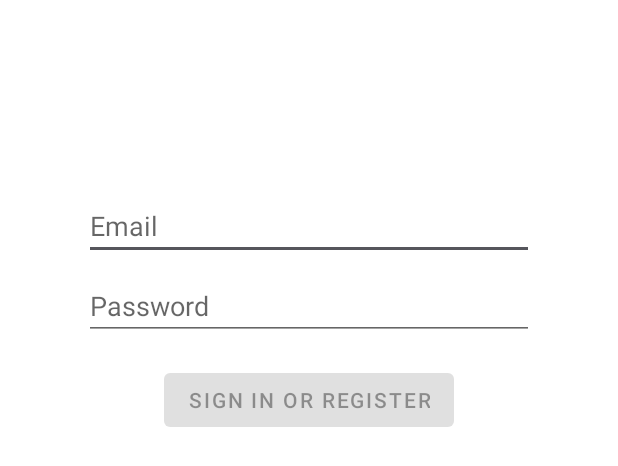
After one commit to FernandoDiCostanzo/QuizzerApp, an Android app: the layout activity_login.xml on its own in the app's theme, with its tools: preview values and no code run, on a phone screen of 412 x 824 dp. The commit adds this screen. Shown: the top 466 px of the screen. Run offline under Robolectric (Android 15) with nearby library versions, the phone set to English and light mode, and no system bars.

Commit message:
LoginActivity

```diff
--- a/app/build.gradle
+++ b/app/build.gradle
@@ -34,6 +34,9 @@ dependencies {
     implementation 'androidx.appcompat:appcompat:1.2.0'
     implementation 'com.google.android.material:material:1.2.1'
     implementation 'androidx.constraintlayout:constraintlayout:2.0.4'
+    implementation 'androidx.annotation:annotation:1.1.0'
+    implementation 'androidx.lifecycle:lifecycle-livedata-ktx:2.2.0'
+    implementation 'androidx.lifecycle:lifecycle-viewmodel-ktx:2.2.0'
     testImplementation 'junit:junit:4.+'
     androidTestImplementation 'androidx.test.ext:junit:1.1.2'
     androidTestImplementation 'androidx.test.espresso:espresso-core:3.3.0'
@@ -43,4 +46,5 @@ dependencies {
     implementation platform('com.google.firebase:firebase-bom:26.1.1')
     implementation 'com.google.firebase:firebase-analytics'
     implementation 'com.google.firebase:firebase-database'
+    implementation 'com.google.firebase:firebase-auth'
 }
--- a/app/src/main/AndroidManifest.xml
+++ b/app/src/main/AndroidManifest.xml
@@ -9,7 +9,11 @@
         android:roundIcon="@mipmap/ic_launcher_round"
         android:supportsRtl="true"
         android:theme="@style/Theme.QuizzerApp">
-        <activity android:name=".QuestionActivity"></activity>
+        <activity android:name=".LoginActivity"></activity>
+        <activity
+            android:name=".ui.login.LoginActivity"
+            android:label="@string/title_activity_login" />
+        <activity android:name=".QuestionActivity" />
         <activity android:name=".SetsActivity" />
         <activity android:name=".CategoryActivities" />
         <activity android:name=".MainActivity">
--- /dev/null
+++ b/app/src/main/java/com/example/quizzerapp/LoginActivity.java
@@ -0,0 +1,15 @@
+package com.example.quizzerapp;
+
+import androidx.appcompat.app.AppCompatActivity;
+
+import android.os.Bundle;
+
+public class LoginActivity extends AppCompatActivity {
+
+
+    @Override
+    protected void onCreate(Bundle savedInstanceState) {
+        super.onCreate(savedInstanceState);
+        setContentView(R.layout.activity_login);
+    }
+}
--- /dev/null
+++ b/app/src/main/res/layout-v21/activity_login.xml
@@ -0,0 +1,97 @@
+<?xml version="1.0" encoding="utf-8"?>
+<androidx.constraintlayout.widget.ConstraintLayout xmlns:android="http://schemas.android.com/apk/res/android"
+    xmlns:app="http://schemas.android.com/apk/res-auto"
+    xmlns:tools="http://schemas.android.com/tools"
+    android:id="@+id/container"
+    android:layout_width="match_parent"
+    android:layout_height="match_parent"
+    android:paddingLeft="@dimen/activity_horizontal_margin"
+    android:paddingTop="@dimen/activity_vertical_margin"
+    android:paddingRight="@dimen/activity_horizontal_margin"
+    android:paddingBottom="@dimen/activity_vertical_margin"
+    tools:context=".LoginActivity">
+
+    <LinearLayout
+        android:layout_width="match_parent"
+        android:layout_height="match_parent"
+        android:layout_marginStart="16dp"
+        android:layout_marginLeft="16dp"
+        android:layout_marginTop="16dp"
+        android:layout_marginEnd="16dp"
+        android:layout_marginRight="16dp"
+        android:layout_marginBottom="16dp"
+        android:orientation="vertical"
+        app:layout_constraintBottom_toBottomOf="parent"
+        app:layout_constraintEnd_toEndOf="parent"
+        app:layout_constraintStart_toStartOf="parent"
+        app:layout_constraintTop_toTopOf="parent">
+
+        <EditText
+            android:id="@+id/username"
+            android:layout_width="match_parent"
+            android:layout_height="wrap_content"
+            android:layout_marginStart="24dp"
+            android:layout_marginTop="96dp"
+            android:layout_marginEnd="24dp"
+            android:autofillHints=""
+            android:hint="@string/prompt_email"
+            android:inputType="textEmailAddress"
+            android:selectAllOnFocus="true" />
+
+        <EditText
+            android:id="@+id/password"
+            android:layout_width="match_parent"
+            android:layout_height="wrap_content"
+            android:layout_marginStart="24dp"
+            android:layout_marginTop="8dp"
+            android:layout_marginEnd="24dp"
+            android:autofillHints=""
+            android:hint="@string/prompt_password"
+            android:imeActionLabel="@string/action_sign_in_short"
+            android:imeOptions="actionDone"
+            android:inputType="textPassword"
+            android:selectAllOnFocus="true" />
+
+        <Button
+            android:id="@+id/login"
+            android:layout_width="wrap_content"
+            android:layout_height="wrap_content"
+            android:layout_gravity="center"
+            android:layout_marginStart="48dp"
+            android:layout_marginTop="16dp"
+            android:layout_marginEnd="48dp"
+            android:layout_marginBottom="64dp"
+            android:enabled="true"
+            android:text="@string/action_sign_in" />
+
+        <Button
+            android:id="@+id/googlesignin"
+            android:layout_width="wrap_content"
+            android:layout_height="wrap_content"
+            android:background="@drawable/rounded_corners"
+            android:drawableLeft="@drawable/common_google_signin_btn_icon_dark"
+            android:drawablePadding="16dp"
+            android:text="Sign-in with Google"
+            android:textAlignment="center"
+            android:textColor="@color/black"
+            android:textStyle="normal"
+            android:layout_gravity="center"
+            app:backgroundTint="@color/lightGray" />
+
+        <ProgressBar
+            android:id="@+id/loading"
+            android:layout_width="wrap_content"
+            android:layout_height="wrap_content"
+            android:layout_gravity="center"
+            android:layout_marginStart="32dp"
+            android:layout_marginTop="64dp"
+            android:layout_marginEnd="32dp"
+            android:layout_marginBottom="64dp"
+            android:background="@color/white"
+            android:progressTint="@color/colorPrimary"
+            android:visibility="visible"
+            android:progressDrawable="@drawable/button_rounded"/>
+
+    </LinearLayout>
+
+</androidx.constraintlayout.widget.ConstraintLayout>
--- /dev/null
+++ b/app/src/main/res/layout/activity_login.xml
@@ -0,0 +1,83 @@
+<?xml version="1.0" encoding="utf-8"?>
+<androidx.constraintlayout.widget.ConstraintLayout xmlns:android="http://schemas.android.com/apk/res/android"
+    xmlns:app="http://schemas.android.com/apk/res-auto"
+    xmlns:tools="http://schemas.android.com/tools"
+    android:id="@+id/container"
+    android:layout_width="match_parent"
+    android:layout_height="match_parent"
+    android:paddingLeft="@dimen/activity_horizontal_margin"
+    android:paddingTop="@dimen/activity_vertical_margin"
+    android:paddingRight="@dimen/activity_horizontal_margin"
+    android:paddingBottom="@dimen/activity_vertical_margin"
+    tools:context=".ui.login.LoginActivity">
+
+    <LinearLayout
+        android:layout_width="match_parent"
+        android:layout_height="match_parent"
+        android:layout_marginStart="16dp"
+        android:layout_marginLeft="16dp"
+        android:layout_marginTop="16dp"
+        android:layout_marginEnd="16dp"
+        android:layout_marginRight="16dp"
+        android:layout_marginBottom="16dp"
+        android:orientation="vertical"
+        app:layout_constraintBottom_toBottomOf="parent"
+        app:layout_constraintEnd_toEndOf="parent"
+        app:layout_constraintStart_toStartOf="parent"
+        app:layout_constraintTop_toTopOf="parent">
+
+        <EditText
+            android:id="@+id/username"
+            android:layout_width="match_parent"
+            android:layout_height="wrap_content"
+            android:layout_marginStart="24dp"
+            android:layout_marginTop="96dp"
+            android:layout_marginEnd="24dp"
+            android:autofillHints=""
+            android:hint="@string/prompt_email"
+            android:inputType="textEmailAddress"
+            android:selectAllOnFocus="true" />
+
+        <EditText
+            android:id="@+id/password"
+            android:layout_width="match_parent"
+            android:layout_height="wrap_content"
+            android:layout_marginStart="24dp"
+            android:layout_marginTop="8dp"
+            android:layout_marginEnd="24dp"
+            android:autofillHints=""
+            android:hint="@string/prompt_password"
+            android:imeActionLabel="@string/action_sign_in_short"
+            android:imeOptions="actionDone"
+            android:inputType="textPassword"
+            android:selectAllOnFocus="true" />
+
+        <Button
+            android:id="@+id/login"
+            android:layout_width="wrap_content"
+            android:layout_height="wrap_content"
+            android:layout_gravity="center"
+            android:layout_marginStart="48dp"
+            android:layout_marginTop="16dp"
+            android:layout_marginEnd="48dp"
+            android:layout_marginBottom="64dp"
+            android:enabled="false"
+            android:text="@string/action_sign_in" />
+
+        <ProgressBar
+            android:id="@+id/loading"
+            android:layout_width="wrap_content"
+            android:layout_height="wrap_content"
+            android:layout_gravity="center"
+            android:layout_marginStart="32dp"
+            android:layout_marginTop="64dp"
+            android:layout_marginEnd="32dp"
+            android:layout_marginBottom="64dp"
+            android:background="@color/white"
+            android:progressBackgroundTint="@color/colorPrimary"
+            android:progressTint="@color/colorSecondary"
+            android:visibility="invisible" />
+
+    </LinearLayout>
+
+</androidx.constraintlayout.widget.ConstraintLayout>
--- a/app/src/main/res/layout/activity_main.xml
+++ b/app/src/main/res/layout/activity_main.xml
@@ -51,7 +51,7 @@
         app:layout_constraintBottom_toBottomOf="parent"
         app:layout_constraintEnd_toEndOf="parent"
         app:layout_constraintStart_toStartOf="parent"
-        android:backgroundTint="@color/colorSecondary"
+        app:backgroundTint="@color/colorSecondary"
         tools:targetApi="lollipop" />
 
 </androidx.constraintlayout.widget.ConstraintLayout>
--- /dev/null
+++ b/app/src/main/res/values/dimens.xml
@@ -0,0 +1,5 @@
+<resources>
+    <!-- Default screen margins, per the Android Design guidelines. -->
+    <dimen name="activity_horizontal_margin">16dp</dimen>
+    <dimen name="activity_vertical_margin">16dp</dimen>
+</resources>
--- a/app/src/main/res/values/strings.xml
+++ b/app/src/main/res/values/strings.xml
@@ -7,4 +7,13 @@
     <string name="question">Question</string>
     <string name="_5_10">5/10</string>
     <string name="_1">1</string>
+    <string name="title_activity_login">LoginActivity</string>
+    <string name="prompt_email">Email</string>
+    <string name="prompt_password">Password</string>
+    <string name="action_sign_in">Sign in or register</string>
+    <string name="action_sign_in_short">Sign in</string>
+    <string name="welcome">"Welcome !"</string>
+    <string name="invalid_username">Not a valid username</string>
+    <string name="invalid_password">Password must be >5 characters</string>
+    <string name="login_failed">"Login failed"</string>
 </resources>
```
